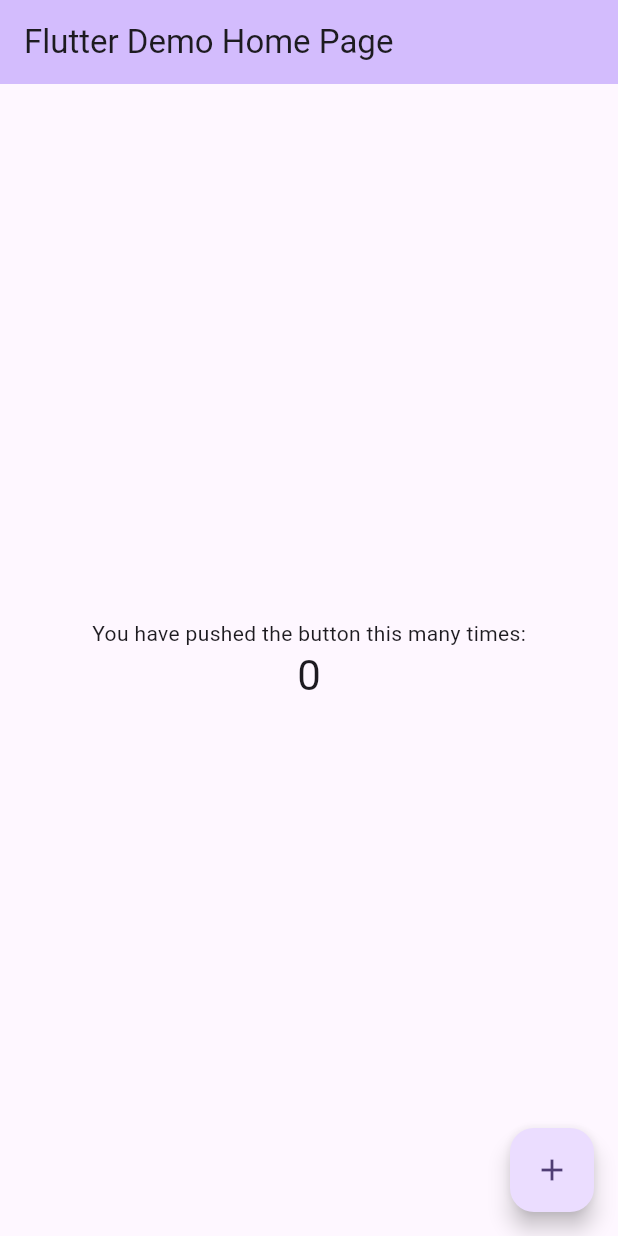
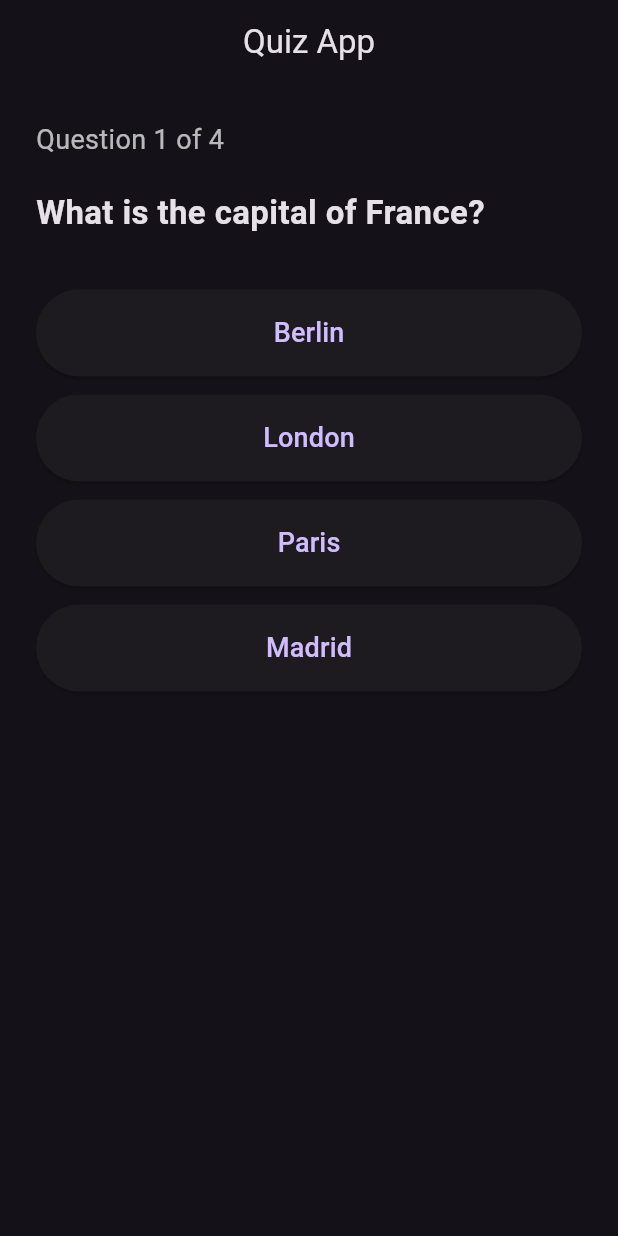
Before and after one commit to Moussi0amine/flutter_projects, a Flutter app: the screen it shows after launch, on a phone screen of 412 x 824 dp. Run offline on Flutter 3.47's test engine with Material 3 defaults, Android fonts, the light colour scheme and no system bars; our stand-ins replace shared_preferences.

Commit message:
Update main.dart

```diff
--- a/quiz_app/lib/main.dart
+++ b/quiz_app/lib/main.dart
@@ -1,122 +1,142 @@
 import 'package:flutter/material.dart';
 
-void main() {
-  runApp(const MyApp());
-}
+void main() => runApp(const QuizApp());
 
-class MyApp extends StatelessWidget {
-  const MyApp({super.key});
+class QuizApp extends StatelessWidget {
+  const QuizApp({super.key});
 
-  // This widget is the root of your application.
   @override
   Widget build(BuildContext context) {
     return MaterialApp(
-      title: 'Flutter Demo',
+      title: 'Quiz App',
+      debugShowCheckedModeBanner: false,
       theme: ThemeData(
-        // This is the theme of your application.
-        //
-        // TRY THIS: Try running your application with "flutter run". You'll see
-        // the application has a purple toolbar. Then, without quitting the app,
-        // try changing the seedColor in the colorScheme below to Colors.green
-        // and then invoke "hot reload" (save your changes or press the "hot
-        // reload" button in a Flutter-supported IDE, or press "r" if you used
-        // the command line to start the app).
-        //
-        // Notice that the counter didn't reset back to zero; the application
-        // state is not lost during the reload. To reset the state, use hot
-        // restart instead.
-        //
-        // This works for code too, not just values: Most code changes can be
-        // tested with just a hot reload.
-        colorScheme: ColorScheme.fromSeed(seedColor: Colors.deepPurple),
+        brightness: Brightness.dark,
+        primarySwatch: Colors.deepPurple,
       ),
-      home: const MyHomePage(title: 'Flutter Demo Home Page'),
+      home: const QuizScreen(),
     );
   }
 }
 
-class MyHomePage extends StatefulWidget {
-  const MyHomePage({super.key, required this.title});
-
-  // This widget is the home page of your application. It is stateful, meaning
-  // that it has a State object (defined below) that contains fields that affect
-  // how it looks.
-
-  // This class is the configuration for the state. It holds the values (in this
-  // case the title) provided by the parent (in this case the App widget) and
-  // used by the build method of the State. Fields in a Widget subclass are
-  // always marked "final".
-
-  final String title;
+class QuizScreen extends StatefulWidget {
+  const QuizScreen({super.key});
 
   @override
-  State<MyHomePage> createState() => _MyHomePageState();
+  State<QuizScreen> createState() => _QuizScreenState();
 }
 
-class _MyHomePageState extends State<MyHomePage> {
-  int _counter = 0;
+class _QuizScreenState extends State<QuizScreen> {
+  final List<Map<String, dynamic>> _questions = [
+    {
+      'question': 'What is the capital of France?',
+      'options': ['Berlin', 'London', 'Paris', 'Madrid'],
+      'answer': 2,
+    },
+    {
+      'question': 'Which planet is known as the Red Planet?',
+      'options': ['Earth', 'Mars', 'Jupiter', 'Saturn'],
+      'answer': 1,
+    },
+    {
+      'question': 'Who wrote "Romeo and Juliet"?',
+      'options': ['Charles Dickens', 'William Shakespeare', 'Mark Twain', 'Jane Austen'],
+      'answer': 1,
+    },
+    {
+      'question': 'What is the largest ocean on Earth?',
+      'options': ['Atlantic', 'Indian', 'Pacific', 'Arctic'],
+      'answer': 2,
+    },
+  ];
 
-  void _incrementCounter() {
+  int _currentQuestion = 0;
+  int _score = 0;
+  bool _quizFinished = false;
+
+  void _answerQuestion(int selectedIndex) {
+    if (_quizFinished) return;
+    if (selectedIndex == _questions[_currentQuestion]['answer']) {
+      _score++;
+    }
     setState(() {
-      // This call to setState tells the Flutter framework that something has
-      // changed in this State, which causes it to rerun the build method below
-      // so that the display can reflect the updated values. If we changed
-      // _counter without calling setState(), then the build method would not be
-      // called again, and so nothing would appear to happen.
-      _counter++;
+      if (_currentQuestion < _questions.length - 1) {
+        _currentQuestion++;
+      } else {
+        _quizFinished = true;
+      }
+    });
+  }
+
+  void _restartQuiz() {
+    setState(() {
+      _currentQuestion = 0;
+      _score = 0;
+      _quizFinished = false;
     });
   }
 
   @override
   Widget build(BuildContext context) {
-    // This method is rerun every time setState is called, for instance as done
-    // by the _incrementCounter method above.
-    //
-    // The Flutter framework has been optimized to make rerunning build methods
-    // fast, so that you can just rebuild anything that needs updating rather
-    // than having to individually change instances of widgets.
     return Scaffold(
       appBar: AppBar(
-        // TRY THIS: Try changing the color here to a specific color (to
-        // Colors.amber, perhaps?) and trigger a hot reload to see the AppBar
-        // change color while the other colors stay the same.
-        backgroundColor: Theme.of(context).colorScheme.inversePrimary,
-        // Here we take the value from the MyHomePage object that was created by
-        // the App.build method, and use it to set our appbar title.
-        title: Text(widget.title),
+        title: const Text('Quiz App'),
+        centerTitle: true,
       ),
-      body: Center(
-        // Center is a layout widget. It takes a single child and positions it
-        // in the middle of the parent.
-        child: Column(
-          // Column is also a layout widget. It takes a list of children and
-          // arranges them vertically. By default, it sizes itself to fit its
-          // children horizontally, and tries to be as tall as its parent.
-          //
-          // Column has various properties to control how it sizes itself and
-          // how it positions its children. Here we use mainAxisAlignment to
-          // center the children vertically; the main axis here is the vertical
-          // axis because Columns are vertical (the cross axis would be
-          // horizontal).
-          //
-          // TRY THIS: Invoke "debug painting" (choose the "Toggle Debug Paint"
-          // action in the IDE, or press "p" in the console), to see the
-          // wireframe for each widget.
+      body: Padding(
+        padding: const EdgeInsets.all(24),
+        child: _quizFinished
+            ? Column(
                 mainAxisAlignment: MainAxisAlignment.center,
-          children: <Widget>[
-            const Text('You have pushed the button this many times:'),
+                children: [
                   Text(
-              '$_counter',
+                    'Quiz Finished!',
                     style: Theme.of(context).textTheme.headlineMedium,
+                  ),
+                  const SizedBox(height: 20),
+                  Text(
+                    'Your score: $_score / ${_questions.length}',
+                    style: const TextStyle(fontSize: 24),
+                  ),
+                  const SizedBox(height: 30),
+                  ElevatedButton(
+                    onPressed: _restartQuiz,
+                    child: const Text('Restart Quiz'),
+                  ),
+                ],
+              )
+            : Column(
+                crossAxisAlignment: CrossAxisAlignment.stretch,
+                children: [
+                  Text(
+                    'Question ${_currentQuestion + 1} of ${_questions.length}',
+                    style: const TextStyle(fontSize: 18, color: Colors.white70),
+                  ),
+                  const SizedBox(height: 20),
+                  Text(
+                    _questions[_currentQuestion]['question'],
+                    style: const TextStyle(fontSize: 22, fontWeight: FontWeight.bold),
+                  ),
+                  const SizedBox(height: 30),
+                  ...List.generate(
+                    _questions[_currentQuestion]['options'].length,
+                    (idx) => Container(
+                      margin: const EdgeInsets.symmetric(vertical: 6),
+                      child: ElevatedButton(
+                        onPressed: () => _answerQuestion(idx),
+                        style: ElevatedButton.styleFrom(
+                          padding: const EdgeInsets.symmetric(vertical: 16),
+                        ),
+                        child: Text(
+                          _questions[_currentQuestion]['options'][idx],
+                          style: const TextStyle(fontSize: 18),
+                        ),
+                      ),
+                    ),
                   ),
                 ],
               ),
       ),
-      floatingActionButton: FloatingActionButton(
-        onPressed: _incrementCounter,
-        tooltip: 'Increment',
-        child: const Icon(Icons.add),
-      ), // This trailing comma makes auto-formatting nicer for build methods.
     );
   }
 }
```
Lines whose indentation alone changed are shown as unchanged.
